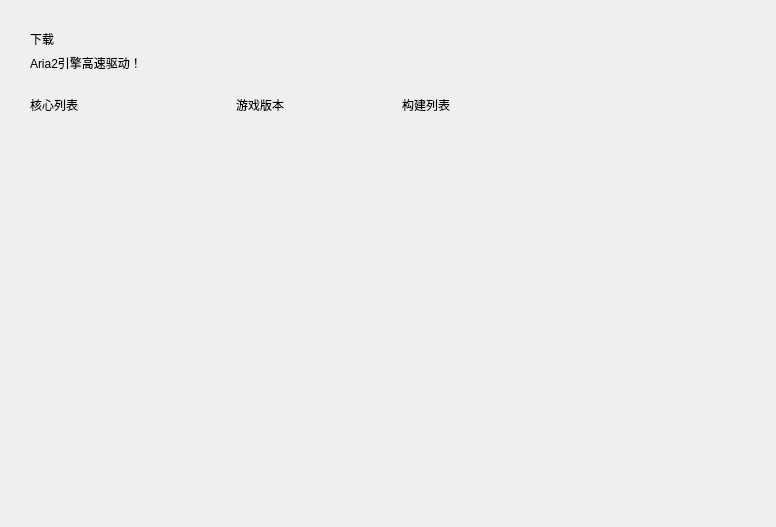
The window that QtUI/downloadInterface.ui (MCSLTeam/MCSL2) describes before a commit, drawn with Qt 5.
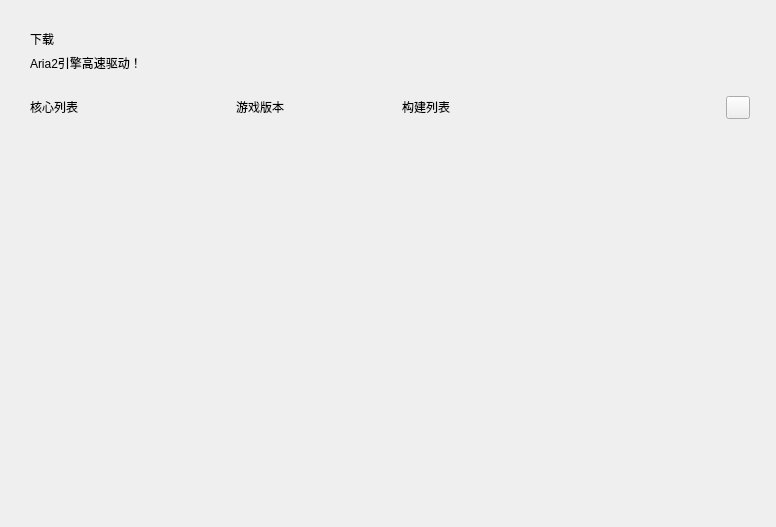
The same window after the commit. The open tabs and pages were chosen to show the change. Custom widgets are drawn as their Qt base class.

Commit message: 半成品 | FastMirrorAPI

Patch:
```diff
--- a/QtUI/downloadInterface.ui
+++ b/QtUI/downloadInterface.ui
@@ -168,7 +168,7 @@
             <x>0</x>
             <y>0</y>
             <width>200</width>
-            <height>401</height>
+            <height>349</height>
            </rect>
           </property>
          </widget>
@@ -209,13 +209,16 @@
             <x>0</x>
             <y>0</y>
             <width>160</width>
-            <height>401</height>
+            <height>349</height>
            </rect>
           </property>
          </widget>
         </widget>
        </item>
-       <item row="1" column="2">
+       <item row="0" column="3">
+        <widget class="ToolButton" name="refreshFastMirrorAPIBtn"/>
+       </item>
+       <item row="1" column="2" colspan="2">
         <widget class="SmoothScrollArea" name="buildScrollArea">
          <property name="minimumSize">
           <size>
@@ -241,7 +244,7 @@
             <x>0</x>
             <y>0</y>
             <width>346</width>
-            <height>401</height>
+            <height>349</height>
            </rect>
           </property>
          </widget>
```
Left out of the diff: 87 changed lines with no effect on the pictures. The commit also changes 2 other files.
